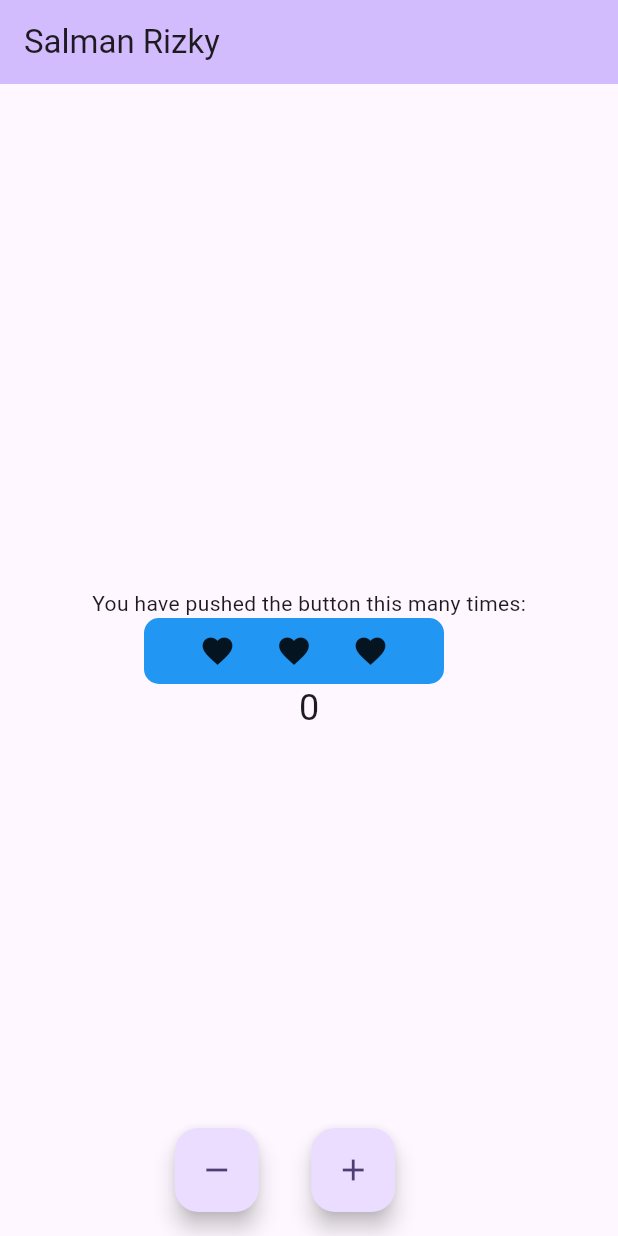
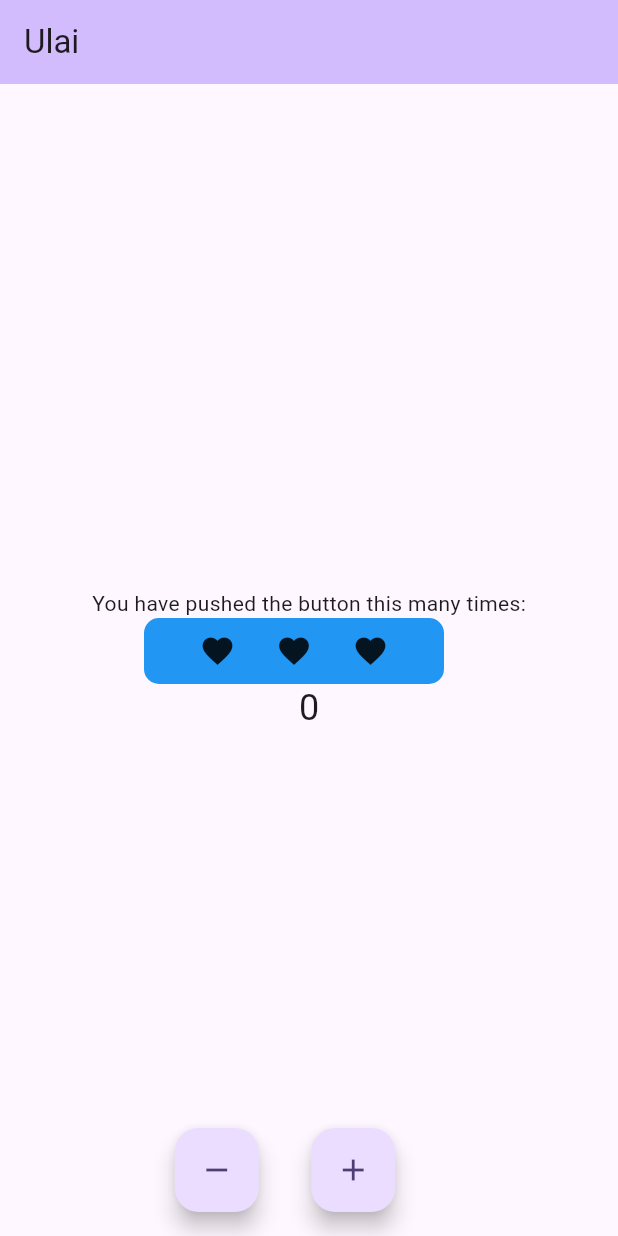
Before and after one commit to salman-ctrl/flutter-landingPage, a Flutter app: the screen it shows after launch, on a phone screen of 412 x 824 dp. Run offline on Flutter 3.47's test engine with Material 3 defaults, Android fonts, the phone set to English and light mode, and no system bars.

Commit message:
edit dikit

```diff
--- a/lib/main.dart
+++ b/lib/main.dart
@@ -14,7 +14,7 @@ class MyApp extends StatelessWidget {
       theme: ThemeData(
         colorScheme: ColorScheme.fromSeed(seedColor: Colors.deepPurple),
       ),
-      home: const MyHomePage(title: 'Salman Rizky'),
+      home: const MyHomePage(title: 'Ulai'),
     );
   }
 }
```
